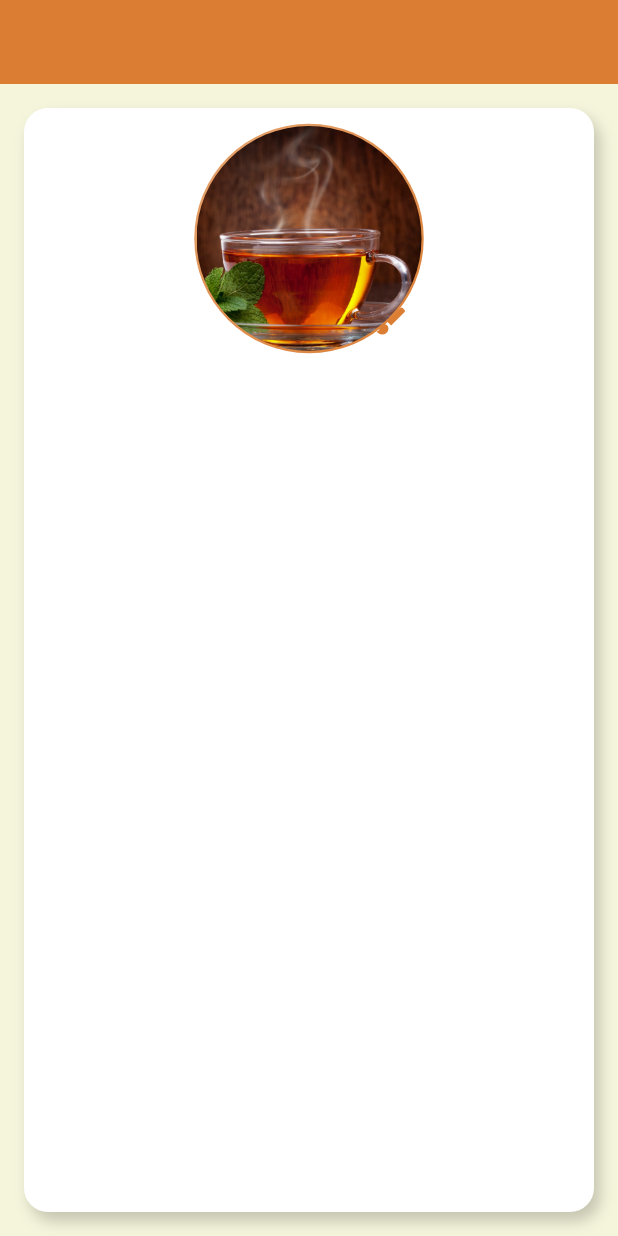
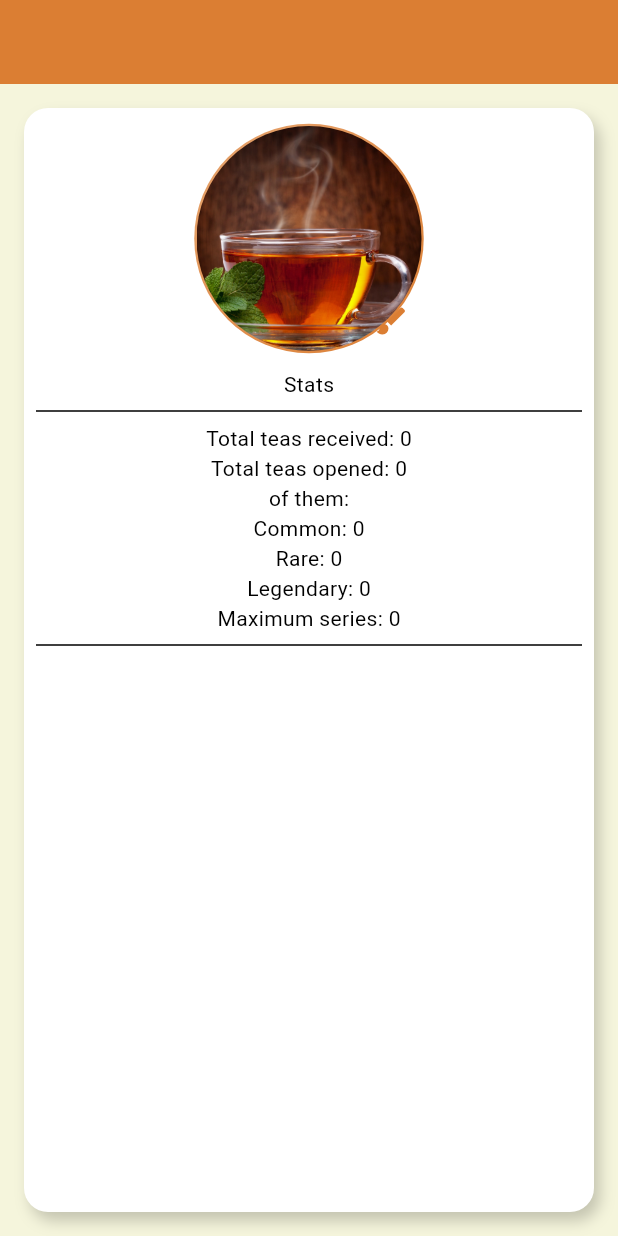
Before and after one commit to BaoBab-800/Zen-Tea, a Flutter app: the ProfileBuilder screen opened by its route, on a phone screen of 412 x 824 dp. Run offline on Flutter 3.47's test engine with Material 3 defaults, Android fonts, the light colour scheme and no system bars; our stand-ins replace flutter_svg, go_router, hive, hive_flutter, package_info_plus, path_drawing; accounts and stored records are empty.

Commit message:
The framework for profile statistics has been prepared.

```diff
--- a/lib/l10n/app_en.arb
+++ b/lib/l10n/app_en.arb
@@ -11,6 +11,7 @@
   "totalTeasDrunk": "Total teas received",
   "maximumSeries": "Maximum series",
   "ok": "Ok",
+  "stats": "Stats",
   "newAchievement": "New achievement",
 
   "menu": "Menu",
@@ -21,6 +22,7 @@
   "language": "Language",
 
   "profileChoosingAnAvatar": "Choose tea for your avatar",
+  "profileOfThem": "of them:",
 
   "aboutApplicationDescription": "Is an app for tea lovers where you can learn about different varieties, their properties, and their history.",
   "aboutWhyDoYouNeedThisApp": "I created this app to make the world of tea closer and more understandable: from simple everyday teas to rare varieties.",
--- a/lib/l10n/app_localizations.dart
+++ b/lib/l10n/app_localizations.dart
@@ -158,6 +158,12 @@ abstract class AppLocalizations {
   /// **'Ok'**
   String get ok;
 
+  /// No description provided for @stats.
+  ///
+  /// In en, this message translates to:
+  /// **'Stats'**
+  String get stats;
+
   /// No description provided for @newAchievement.
   ///
   /// In en, this message translates to:
@@ -205,6 +211,12 @@ abstract class AppLocalizations {
   /// In en, this message translates to:
   /// **'Choose tea for your avatar'**
   String get profileChoosingAnAvatar;
+
+  /// No description provided for @profileOfThem.
+  ///
+  /// In en, this message translates to:
+  /// **'of them:'**
+  String get profileOfThem;
 
   /// No description provided for @aboutApplicationDescription.
   ///
--- a/lib/l10n/app_localizations_en.dart
+++ b/lib/l10n/app_localizations_en.dart
@@ -39,6 +39,9 @@ class AppLocalizationsEn extends AppLocalizations {
   String get ok => 'Ok';
 
   @override
+  String get stats => 'Stats';
+
+  @override
   String get newAchievement => 'New achievement';
 
   @override
@@ -61,6 +64,9 @@ class AppLocalizationsEn extends AppLocalizations {
 
   @override
   String get profileChoosingAnAvatar => 'Choose tea for your avatar';
+
+  @override
+  String get profileOfThem => 'of them:';
 
   @override
   String get aboutApplicationDescription =>
--- a/lib/l10n/app_localizations_uk.dart
+++ b/lib/l10n/app_localizations_uk.dart
@@ -39,6 +39,9 @@ class AppLocalizationsUk extends AppLocalizations {
   String get ok => 'Ок';
 
   @override
+  String get stats => 'Статистика';
+
+  @override
   String get newAchievement => 'Нове досягнення';
 
   @override
@@ -61,6 +64,9 @@ class AppLocalizationsUk extends AppLocalizations {
 
   @override
   String get profileChoosingAnAvatar => 'Виберіть чай для свого аватара';
+
+  @override
+  String get profileOfThem => 'з них:';
 
   @override
   String get aboutApplicationDescription =>
--- a/lib/l10n/app_uk.arb
+++ b/lib/l10n/app_uk.arb
@@ -11,9 +11,11 @@
   "totalTeasDrunk": "Усього чаїв отримано",
   "maximumSeries": "Максимальна серія",
   "ok": "Ок",
+  "stats": "Статистика",
   "newAchievement": "Нове досягнення",
 
   "profileChoosingAnAvatar": "Виберіть чай для свого аватара",
+  "profileOfThem": "з них:",
 
   "menu": "Меню",
   "profile": "Профіль",
--- a/lib/ui/profile/choosing_avatar_section.dart
+++ b/lib/ui/profile/choosing_avatar_section.dart
@@ -24,7 +24,8 @@ class ChoosingAvatarSection extends StatelessWidget {
     final avatarPath =
         context.watch<ProfileProvider>().profileStats.avatarImagePath;
 
-    return Padding(
+    return Center(
+      child: Padding(
         padding: const EdgeInsets.all(8),
         child: Stack(
           alignment: Alignment.center,
@@ -78,6 +79,7 @@ class ChoosingAvatarSection extends StatelessWidget {
             ),
           ],
         ),
+      ),
     );
   }
 }
--- a/lib/ui/profile/profile_builder.dart
+++ b/lib/ui/profile/profile_builder.dart
@@ -3,6 +3,7 @@ import 'package:flutter/material.dart';
 import 'package:zentea/core/theme/app_theme.dart';
 
 import 'choosing_avatar_section.dart';
+import 'statistics_section.dart';
 
 class ProfileBuilder extends StatelessWidget {
   const ProfileBuilder({super.key});
@@ -28,7 +29,8 @@ class ProfileBuilder extends StatelessWidget {
 
         child: ListView(
           children: [
-            Center(child: ChoosingAvatarSection()),
+            ChoosingAvatarSection(),
+            StatisticsSection(),
           ],
         ),
       ),
--- /dev/null
+++ b/lib/ui/profile/statistics_section.dart
@@ -0,0 +1,74 @@
+import 'package:flutter/material.dart';
+import 'package:provider/provider.dart';
+import 'package:zentea/core/l10n/l10n.dart';
+
+import 'package:zentea/services/stats/stats_provider.dart';
+
+class StatisticsSection extends StatelessWidget {
+  const StatisticsSection({super.key});
+
+  @override
+  Widget build(BuildContext context) {
+    final stats = context.watch<StatsProvider>().stats;
+
+    return Center(
+      child: Column(
+        children: [
+          Text(context.l10n.stats),
+          Divider(indent: 8, endIndent: 8),
+
+          _StatsTile(
+            value: stats.totalServed,
+            title: context.l10n.totalTeasDrunk,
+          ),
+
+          _StatsTile(
+            value: stats.uniqueTeas,
+            title: context.l10n.totalTeasOpened,
+          ),
+
+          Text(context.l10n.profileOfThem),
+
+          _StatsTile(
+            value: stats.uniqueTeas - stats.rareTeasObtained,
+            title: context.l10n.common,
+          ),
+
+          _StatsTile(
+            value: stats.rareTeasObtained,
+            title: context.l10n.rare,
+          ),
+
+          _StatsTile(
+            value: stats.legendaryTeasObtained,
+            title: context.l10n.legendary,
+          ),
+
+          _StatsTile(
+            value: stats.maxStreak,
+            title: context.l10n.maximumSeries,
+          ),
+
+          Divider(indent: 8, endIndent: 8),
+        ],
+      ),
+    );
+  }
+}
+
+class _StatsTile extends StatelessWidget {
+  final int value;
+  final String title;
+
+  const _StatsTile({
+    required this.value,
+    required this.title,
+  });
+
+  @override
+  Widget build(BuildContext context) {
+    return Text(
+      '$title: $value',
+    );
+  }
+}
```
Lines whose indentation alone changed are shown as unchanged.
